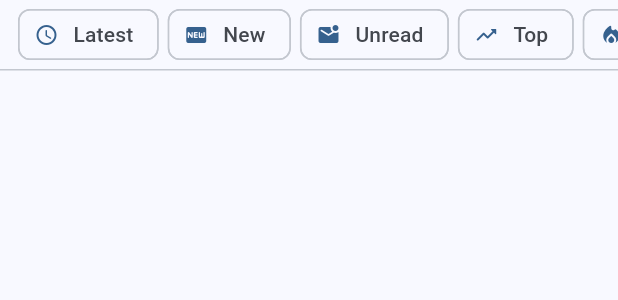
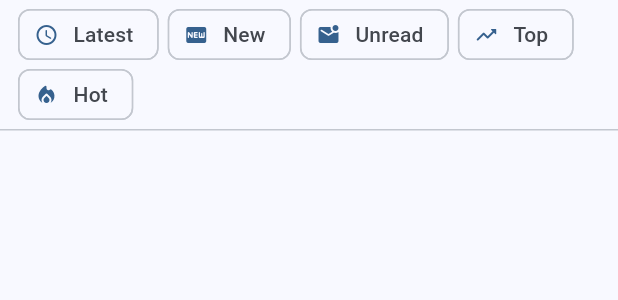
Before and after one commit to Lunaris-Client/Lunaris, a Flutter app: the FeedFilterBar widget shown alone on an empty page, opened directly with empty values, on a phone screen of 412 x 824 dp. Shown: the top 300 px of the screen. Run offline on Flutter 3.47's test engine with Material 3 defaults, Android fonts, the phone set to English and light mode, and no system bars; our stand-ins replace app_links, cached_network_image, dio, flutter_riverpod, flutter_secure_storage, freezed_annotation and 3 more; missing offline and left inert: asn1lib, pointycastle; accounts and stored records are empty; generated files the repository leaves out were written again.

Commit message:
Added responsive layout with three breakpoints: mobile stays single-column with bottom nav, tablet gets a navigation rail and two-column master-detail, desktop gets a full sidebar with user info and a detail panel alongside the topic list. Extracted avatar URL resolution into a shared helper, switched the filter bar from horizontal scroll to wrap so chips don't get clipped on wider screens, removed the category and tag chips from the filter bar, and cleaned up dead state that was left behind.

```diff
--- a/lib/core/utils/color_utils.dart
+++ b/lib/core/utils/color_utils.dart
@@ -29,3 +29,9 @@ String formatCount(int count) {
   if (count >= 1000) return '${(count / 1000).toStringAsFixed(1)}k';
   return count.toString();
 }
+
+String resolveAvatarUrl(String serverUrl, String template, {int size = 48}) {
+  final resolved = template.replaceAll('{size}', '$size');
+  if (resolved.startsWith('http')) return resolved;
+  return '$serverUrl$resolved';
+}
--- a/lib/features/feed/feed_filter_bar.dart
+++ b/lib/features/feed/feed_filter_bar.dart
@@ -1,6 +1,4 @@
 import 'package:flutter/material.dart';
-import 'package:lunaris/core/models/site_category.dart';
-import 'package:lunaris/core/utils/color_utils.dart';
 
 class FeedFilterBar extends StatelessWidget {
   final String activeFilter;
@@ -8,12 +6,6 @@ class FeedFilterBar extends StatelessWidget {
   final String? activePeriod;
   final ValueChanged<String> onPeriodChanged;
   final List<String> periods;
-  final SiteCategory? activeCategory;
-  final VoidCallback onCategoryTap;
-  final VoidCallback? onCategoryClear;
-  final String? activeTag;
-  final VoidCallback onTagTap;
-  final VoidCallback? onTagClear;
 
   const FeedFilterBar({
     super.key,
@@ -22,12 +14,6 @@ class FeedFilterBar extends StatelessWidget {
     this.activePeriod,
     required this.onPeriodChanged,
     required this.periods,
-    this.activeCategory,
-    required this.onCategoryTap,
-    this.onCategoryClear,
-    this.activeTag,
-    required this.onTagTap,
-    this.onTagClear,
   });
 
   static const _filters = <(String, String, IconData)>[
@@ -46,15 +32,14 @@ class FeedFilterBar extends StatelessWidget {
       mainAxisSize: MainAxisSize.min,
       crossAxisAlignment: CrossAxisAlignment.start,
       children: [
-        SingleChildScrollView(
-          scrollDirection: Axis.horizontal,
+        Padding(
           padding: const EdgeInsets.symmetric(horizontal: 12, vertical: 6),
-          child: Row(
+          child: Wrap(
+            spacing: 6,
+            runSpacing: 6,
             children: [
               for (final (key, label, icon) in _filters)
-                Padding(
-                  padding: const EdgeInsets.only(right: 6),
-                  child: ChoiceChip(
+                ChoiceChip(
                   selected: activeFilter == key,
                   label: Text(label),
                   avatar: Icon(icon, size: 16),
@@ -63,24 +48,18 @@ class FeedFilterBar extends StatelessWidget {
                   materialTapTargetSize: MaterialTapTargetSize.shrinkWrap,
                   visualDensity: VisualDensity.compact,
                 ),
-                ),
-              const SizedBox(width: 4),
-              _buildCategoryChip(theme),
-              const SizedBox(width: 6),
-              _buildTagChip(theme),
             ],
           ),
         ),
         if (activeFilter == 'top' && periods.isNotEmpty)
-          SingleChildScrollView(
-            scrollDirection: Axis.horizontal,
+          Padding(
             padding: const EdgeInsets.only(left: 12, right: 12, bottom: 6),
-            child: Row(
+            child: Wrap(
+              spacing: 4,
+              runSpacing: 4,
               children: [
                 for (final period in periods)
-                  Padding(
-                    padding: const EdgeInsets.only(right: 4),
-                    child: ChoiceChip(
+                  ChoiceChip(
                     selected: activePeriod == period,
                     label: Text(_periodLabel(period)),
                     onSelected: (_) => onPeriodChanged(period),
@@ -89,63 +68,11 @@ class FeedFilterBar extends StatelessWidget {
                     visualDensity: VisualDensity.compact,
                     labelStyle: theme.textTheme.labelSmall,
                   ),
-                  ),
               ],
             ),
           ),
         const Divider(height: 1),
       ],
-    );
-  }
-
-  Widget _buildCategoryChip(ThemeData theme) {
-    if (activeCategory != null) {
-      return InputChip(
-        label: Text(activeCategory!.name),
-        avatar: CircleAvatar(
-          radius: 7,
-          backgroundColor: parseHexColor(activeCategory!.color),
-        ),
-        onDeleted: onCategoryClear,
-        onPressed: onCategoryTap,
-        materialTapTargetSize: MaterialTapTargetSize.shrinkWrap,
-        visualDensity: VisualDensity.compact,
-      );
-    }
-    return ActionChip(
-      label: const Text('Category'),
-      avatar: Icon(
-        Icons.category_rounded,
-        size: 16,
-        color: theme.colorScheme.onSurfaceVariant,
-      ),
-      onPressed: onCategoryTap,
-      materialTapTargetSize: MaterialTapTargetSize.shrinkWrap,
-      visualDensity: VisualDensity.compact,
-    );
-  }
-
-  Widget _buildTagChip(ThemeData theme) {
-    if (activeTag != null) {
-      return InputChip(
-        label: Text(activeTag!),
-        avatar: const Icon(Icons.tag_rounded, size: 16),
-        onDeleted: onTagClear,
-        onPressed: onTagTap,
-        materialTapTargetSize: MaterialTapTargetSize.shrinkWrap,
-        visualDensity: VisualDensity.compact,
-      );
-    }
-    return ActionChip(
-      label: const Text('Tag'),
-      avatar: Icon(
-        Icons.tag_rounded,
-        size: 16,
-        color: theme.colorScheme.onSurfaceVariant,
-      ),
-      onPressed: onTagTap,
-      materialTapTargetSize: MaterialTapTargetSize.shrinkWrap,
-      visualDensity: VisualDensity.compact,
     );
   }
 
```
Also changed, not shown: lib/core/layout/breakpoints.dart (added, +7 -0 lines), lib/features/feed/topic_card.dart (+8 -4 lines), lib/features/feed/topic_list_view.dart (+20 -1 lines), lib/features/home/detail_panel.dart (added, +143 -0 lines), lib/features/home/home_shell.dart (+83 -58 lines), lib/features/home/sidebar_navigation.dart (added, +240 -0 lines). Lines whose indentation alone changed are shown as unchanged.
